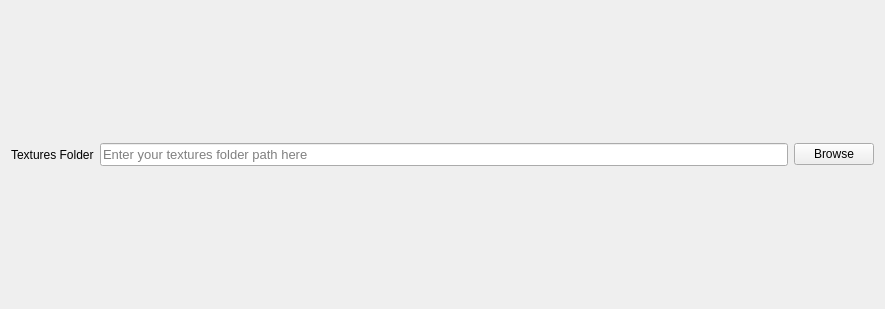
This is Shader_CreatorWindow.ui in Yo-Waran/QtUi as Qt 5 draws it before an edit. The edited form follows.
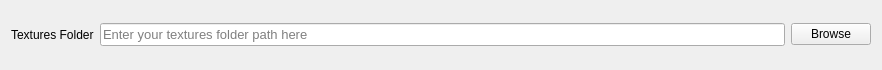
This is the edited form.

Patch:
```diff
--- a/Shader_CreatorWindow.ui
+++ b/Shader_CreatorWindow.ui
@@ -6,8 +6,8 @@
    <rect>
     <x>0</x>
     <y>0</y>
-    <width>885</width>
-    <height>309</height>
+    <width>882</width>
+    <height>70</height>
    </rect>
   </property>
   <property name="sizePolicy">
```
